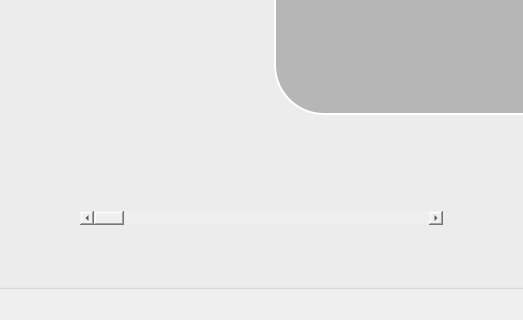
Old version of the form ui/album_page/album_window_2.ui in the repository incremen/CyberMusicStreaming; both pictures show x 329 to 852 and y 613 to 933 of the 1181 by 933 pixel window.
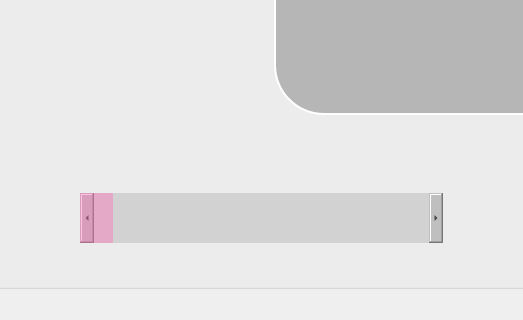
New version of the form. Icons and pictures are not drawn.

Commit message: added a lot to album window 2

What changed in the file:
```diff
--- a/ui/album_page/album_window_2.ui
+++ b/ui/album_page/album_window_2.ui
@@ -359,6 +359,23 @@
              </item>
              <item>
               <widget class="QScrollBar" name="progress_slider">
+               <property name="minimumSize">
+                <size>
+                 <width>0</width>
+                 <height>50</height>
+                </size>
+               </property>
+               <property name="styleSheet">
+                <string notr="true">QScrollBar {
+background-color:   rgba(128, 128, 128, 60);
+}
+
+QScrollBar::handle {
+ background-color:  rgba(255, 105, 180, 100);
+}
+
+</string>
+               </property>
                <property name="orientation">
                 <enum>Qt::Horizontal</enum>
                </property>
```
The commit also changes 1 other file.
